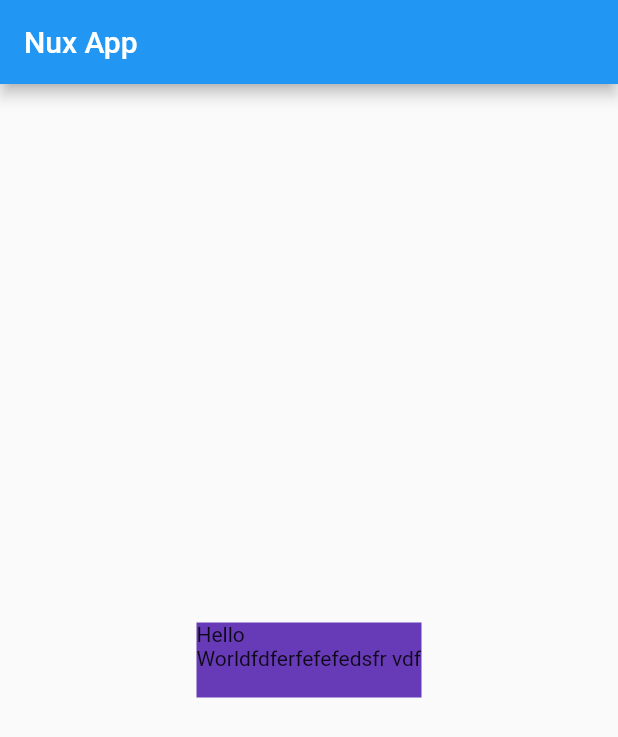
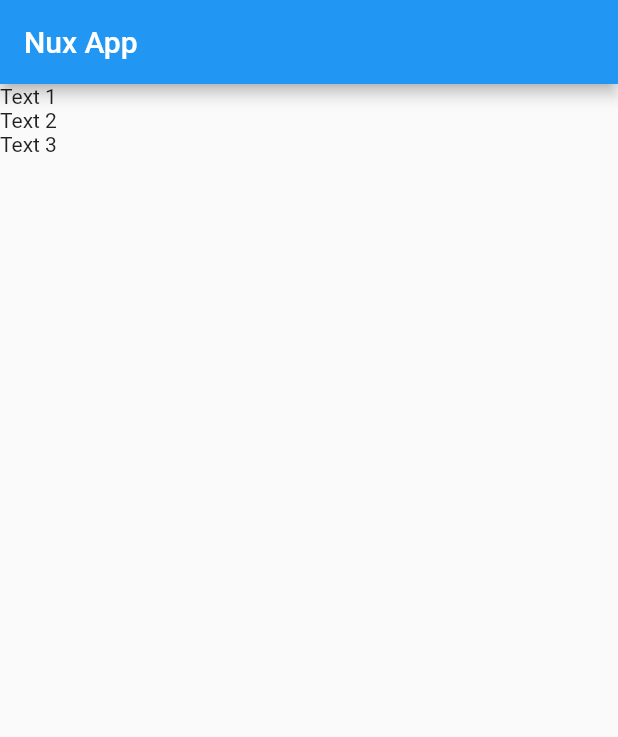
Before and after one commit to Nux-xader/nux_app-FLuter_study, a Flutter app: the screen it shows after launch, on a phone screen of 412 x 824 dp. Shown: the top 737 px of the screen. Run offline on Flutter 3.47's test engine with Material 2 defaults, Android fonts, the phone set to English and light mode, and no system bars.

Commit message:
learn column widget

```diff
--- a/lib/main.dart
+++ b/lib/main.dart
@@ -12,15 +12,13 @@ class MyApp extends StatelessWidget {
         appBar: AppBar(
           title: Text("Nux App"),
         ),
-        body: Center(
-            child: Container(
-                color: Colors.deepPurple,
-                height: 50,
-                width: 150,
-                child: Text(
-                  "Hello Worldfdferfefefedsfr vdf",
-                  maxLines: 2,
-                ))),
+        body: Column(
+          children: <Widget>[
+            Text("Text 1"),
+            Text("Text 2"),
+            Text("Text 3"),
+          ],
+        )
       ),
     );
   }
```
